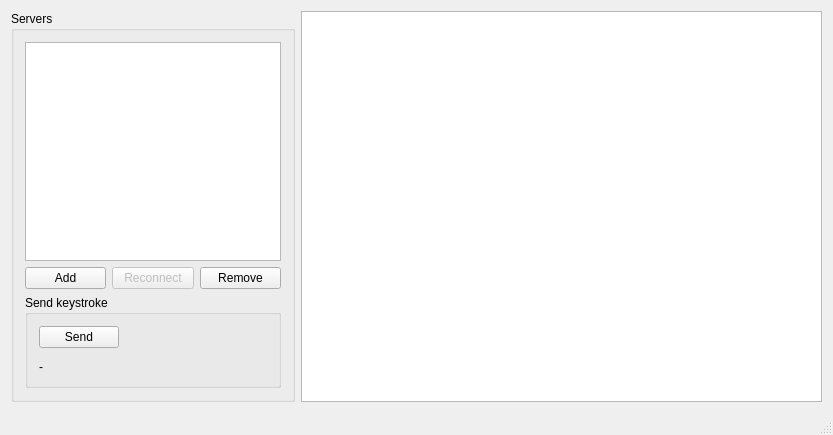
First picture: the form in client/mainwindow.ui, repository sebastiano-barrera/progetto-PDS, before the edit.
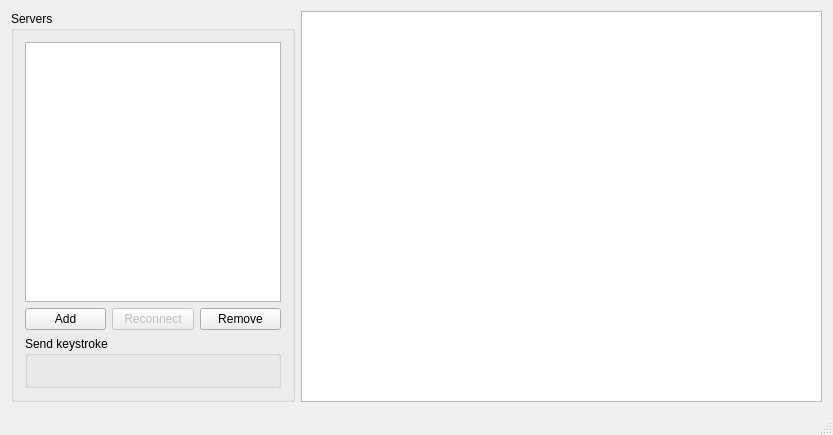
Second picture: the form after the edit. Custom widgets are drawn as their Qt base class.

Commit message:
client: refactor ui to accomodate merge
The last merge (this commit's parent) affected the UI, leaving
`mainwindow.ui` in a state where, although its syntax was perfectly valid
and compiled correctly, the design was scrambled.  This commit fixes that,
making the UI sufficiently elegant again.

The edit to the form file:
```diff
--- a/client/mainwindow.ui
+++ b/client/mainwindow.ui
@@ -76,25 +76,36 @@
          <property name="title">
           <string>Send keystroke</string>
          </property>
-         <layout class="QFormLayout" name="formLayout">
-          <item row="1" column="1">
+         <layout class="QVBoxLayout" name="verticalLayout_2">
+          <property name="spacing">
+           <number>3</number>
+          </property>
+          <property name="leftMargin">
+           <number>6</number>
+          </property>
+          <property name="topMargin">
+           <number>6</number>
+          </property>
+          <property name="rightMargin">
+           <number>6</number>
+          </property>
+          <property name="bottomMargin">
+           <number>6</number>
+          </property>
+          <item>
            <widget class="KeystrokeSelector" name="keySelector" native="true">
             <property name="text" stdset="0">
              <string/>
             </property>
            </widget>
           </item>
-          <item row="0" column="2">
-           <widget class="QPushButton" name="btnSend">
-            <property name="text">
-             <string>Send</string>
-            </property>
-           </widget>
-          </item>
-          <item row="2" column="0" colspan="3">
+          <item>
            <widget class="QLabel" name="lblNumFocusedWin">
             <property name="text">
-             <string>-</string>
+             <string/>
+            </property>
+            <property name="margin">
+             <number>3</number>
             </property>
            </widget>
           </item>
```
Left out of the diff: 10 changed lines with no effect on the pictures. The commit also changes 5 other files.
